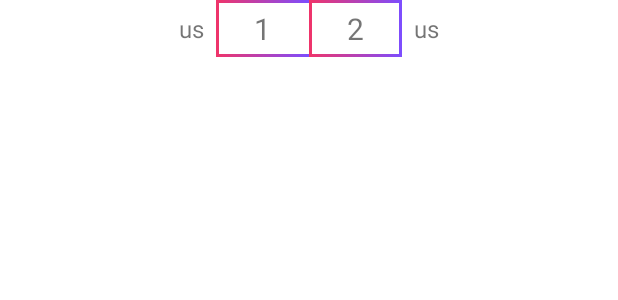
After one commit to tournamco/app, an Android app: the layout game_proof_scoreline.xml on its own in the app's theme, with its tools: preview values and no code run, on a phone screen of 412 x 824 dp. The commit adds this screen. Shown: the top 300 px of the screen. Run offline under Robolectric (Android 15) with nearby library versions, the phone set to English and light mode, and no system bars.

Commit message:
Added the code structure to the List, ImageList, GameProof, and FilterDropdown components.

```diff
--- /dev/null
+++ b/app/src/main/res/layout/game_proof_scoreline.xml
@@ -0,0 +1,44 @@
+<?xml version="1.0" encoding="utf-8"?>
+<androidx.constraintlayout.widget.ConstraintLayout xmlns:android="http://schemas.android.com/apk/res/android"
+    xmlns:tools="http://schemas.android.com/tools"
+    android:layout_width="match_parent"
+    android:layout_height="match_parent">
+
+
+    <LinearLayout
+        android:layout_width="match_parent"
+        android:layout_height="wrap_content"
+        android:orientation="horizontal"
+        android:gravity="center"
+        tools:ignore="MissingConstraints">
+
+        <TextView
+            android:id="@+id/game_proof_team1"
+            android:layout_width="wrap_content"
+            android:layout_height="match_parent"
+            android:text="@string/sample_team_name"
+            android:textSize="16sp"
+            android:gravity="center"
+            />
+
+        <include
+            layout="@layout/score_cells"
+            android:id="@+id/game_proof_score"
+            android:layout_width="wrap_content"
+            android:layout_height="wrap_content"
+            android:layout_marginStart="8dp"
+            android:layout_marginEnd="8dp"
+            />
+
+        <TextView
+            android:id="@+id/game_proof_team2"
+            android:layout_width="wrap_content"
+            android:layout_height="match_parent"
+            android:text="@string/sample_team_name"
+            android:textSize="16sp"
+            android:gravity="center"
+            />
+
+    </LinearLayout>
+
+</androidx.constraintlayout.widget.ConstraintLayout>
--- a/app/src/main/res/layout/imagelist_base.xml
+++ b/app/src/main/res/layout/imagelist_base.xml
@@ -6,7 +6,7 @@
     xmlns:app="http://schemas.android.com/apk/res-auto">
 
     <ImageView
-        android:id="@+id/id"
+        android:id="@+id/imagelist_base"
         android:layout_width="100dp"
         android:layout_height="100dp"
         android:background="@drawable/rounded_corners"
--- a/app/src/main/res/layout/sample_filter_dropdown.xml
+++ b/app/src/main/res/layout/sample_filter_dropdown.xml
@@ -6,7 +6,7 @@
 
 
     <Spinner
-        android:id="@+id/spinner"
+        android:id="@+id/filter_dropdown_spinner"
         android:layout_width="0dp"
         android:layout_height="0dp"
         android:background="@drawable/gradient_spinner"
```
Also changed, not shown: app/src/main/java/co/tournam/ui/filterdropdown/AbstractFilterDropdown.java (added, +17 -0 lines), app/src/main/java/co/tournam/ui/filterdropdown/FilterDropdown.java (added, +33 -0 lines), app/src/main/java/co/tournam/ui/gameproof/AbstractGameProof.java (added, +29 -0 lines), app/src/main/java/co/tournam/ui/gameproof/GameProof.java (added, +41 -0 lines), app/src/main/java/co/tournam/ui/gameproof/GameProofHeader.java (added, +38 -0 lines), app/src/main/java/co/tournam/ui/gameproof/GameProofScore.java (added, +49 -0 lines), app/src/main/java/co/tournam/ui/imagelist/AbstractImageList.java (added, +23 -0 lines), app/src/main/java/co/tournam/ui/imagelist/ImageListAddItem.java (added, +27 -0 lines), app/src/main/java/co/tournam/ui/imagelist/ImageListAppendable.java (added, +33 -0 lines), app/src/main/java/co/tournam/ui/imagelist/ImageListHorizontal.java (added, +30 -0 lines), app/src/main/java/co/tournam/ui/imagelist/ImageListItem.java (added, +38 -0 lines), app/src/main/java/co/tournam/ui/imagelist/ImageListVertical.java (added, +30 -0 lines), app/src/main/res/layout/filter_dropdown.xml (added, +43 -0 lines), app/src/main/res/layout/game_proof_header.xml (added, +27 -0 lines).
